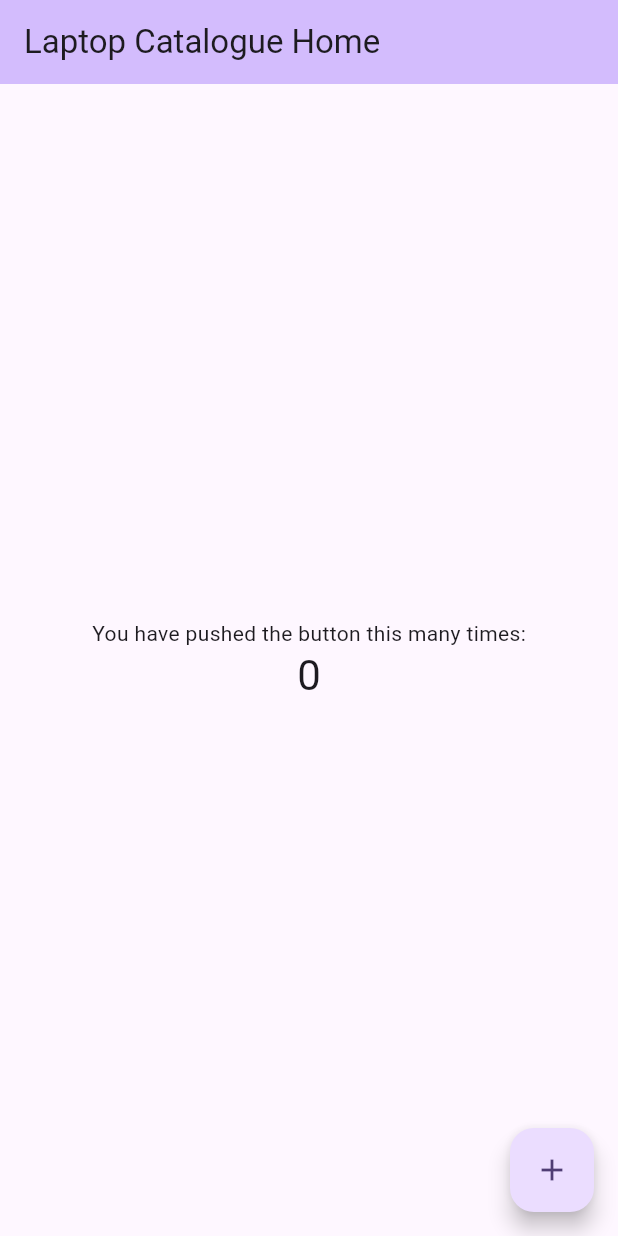
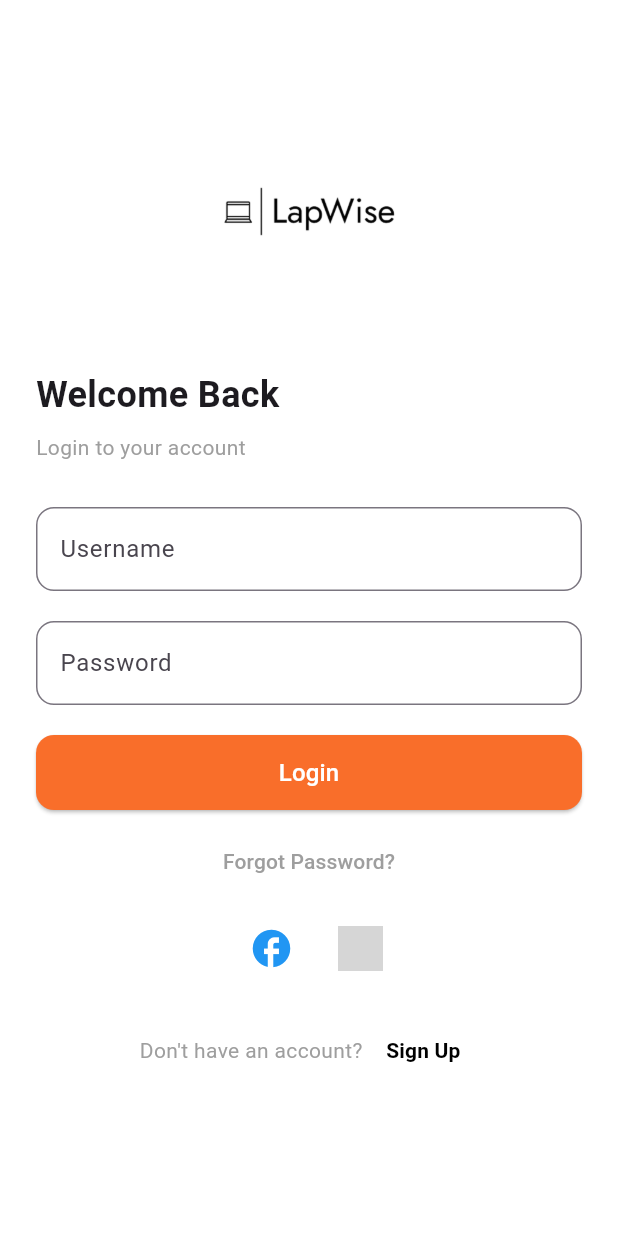
Before and after one commit to JananaDanithra22/lapwise_catalogue_app, a Flutter app: the screen it shows after launch, on a phone screen of 412 x 824 dp. Run offline on Flutter 3.47's test engine with Material 3 defaults, Android fonts, the phone set to English and light mode, and no system bars; our stand-ins replace firebase_core; accounts and stored records are empty; grey boxes are pictures that could not be loaded.

Commit message:
before test splash

```diff
--- a/lib/main.dart
+++ b/lib/main.dart
@@ -2,6 +2,7 @@ import 'package:flutter/material.dart';
 import 'package:firebase_core/firebase_core.dart';
 import 'firebase_options.dart';
 import 'screens/splash.dart'; // 👈 Import SplashPage
+import 'screens/login.dart'; // 👈 Add this on top
 
 void main() async {
   WidgetsFlutterBinding.ensureInitialized();
@@ -23,7 +24,7 @@ class MyApp extends StatelessWidget {
       home: const SplashPage(), // 👈 Start with SplashPage
       debugShowCheckedModeBanner: false,
       routes: {
-        '/login': (context) => const MyHomePage(title: 'Laptop Catalogue Home'),
+        '/login': (context) => const LoginPage(),
         // 👈 Here /login leads to MyHomePage or replace it with your LoginPage if you make one
       },
     );
--- /dev/null
+++ b/lib/screens/login.dart
@@ -0,0 +1,149 @@
+import 'package:flutter/material.dart';
+
+class LoginPage extends StatelessWidget {
+  const LoginPage({super.key});
+
+  @override
+  Widget build(BuildContext context) {
+    return Scaffold(
+      backgroundColor: Colors.white,
+      body: SafeArea(
+        child: SingleChildScrollView(
+          padding: const EdgeInsets.symmetric(horizontal: 24.0, vertical: 36),
+          child: Column(
+            crossAxisAlignment: CrossAxisAlignment.start, // 👈 LEFT ALIGN texts
+            children: [
+              const SizedBox(height: 30),
+              // Logo
+              Center(
+                child: Image.asset(
+                  'assets/images/lapwiselogo.png',
+                  width: 150,
+                  height: 150,
+                ),
+              ),
+              const SizedBox(height: 30),
+              // Welcome Text
+              const Text(
+                "Welcome Back",
+                style: TextStyle(fontSize: 24, fontWeight: FontWeight.bold),
+              ),
+              const SizedBox(height: 8),
+              // Sub text
+              const Text(
+                "Login to your account",
+                style: TextStyle(fontSize: 14, color: Colors.grey),
+              ),
+              const SizedBox(height: 30),
+              // Username TextField
+              TextField(
+                decoration: InputDecoration(
+                  labelText: "Username",
+                  border: OutlineInputBorder(
+                    borderRadius: BorderRadius.circular(12),
+                  ),
+                ),
+              ),
+              const SizedBox(height: 20),
+              // Password TextField
+              TextField(
+                obscureText: true,
+                decoration: InputDecoration(
+                  labelText: "Password",
+                  border: OutlineInputBorder(
+                    borderRadius: BorderRadius.circular(12),
+                  ),
+                ),
+              ),
+              const SizedBox(height: 20),
+              // Login Button
+              SizedBox(
+                width: double.infinity,
+                height: 50,
+                child: ElevatedButton(
+                  onPressed: () {
+                    // TODO: Implement login function
+                  },
+                  style: ElevatedButton.styleFrom(
+                    backgroundColor: const Color(0xFFF96E2A),
+                    shape: RoundedRectangleBorder(
+                      borderRadius: BorderRadius.circular(12),
+                    ),
+                  ),
+                  child: const Text(
+                    "Login",
+                    style: TextStyle(
+                      color: Colors.white, // 👈 WHITE text
+                      fontSize: 16,
+                    ),
+                  ),
+                ),
+              ),
+              const SizedBox(height: 10),
+              // Forgot Password
+              Center(
+                child: TextButton(
+                  onPressed: () {
+                    // TODO: Forgot password
+                  },
+                  child: const Text(
+                    "Forgot Password?",
+                    style: TextStyle(color: Colors.grey, fontSize: 14),
+                  ),
+                ),
+              ),
+              const SizedBox(height: 10),
+              // Facebook and Google icons
+              Row(
+                mainAxisAlignment: MainAxisAlignment.center,
+                children: [
+                  // Facebook Icon
+                  IconButton(
+                    icon: const Icon(
+                      Icons.facebook,
+                      color: Colors.blue,
+                      size: 30,
+                    ),
+                    onPressed: () {
+                      // TODO: Facebook login
+                    },
+                  ),
+                  const SizedBox(width: 20),
+                  // Google Icon
+                  Image.asset(
+                    'assets/images/google_icon.png', // 👈 Add Google "G" icon manually
+                    width: 30,
+                    height: 30,
+                  ),
+                ],
+              ),
+              const SizedBox(height: 20),
+              // Don't have account? Sign Up
+              Row(
+                mainAxisAlignment: MainAxisAlignment.center,
+                children: [
+                  const Text(
+                    "Don't have an account? ",
+                    style: TextStyle(color: Colors.grey),
+                  ),
+                  TextButton(
+                    onPressed: () {
+                      // TODO: Navigate to Sign Up page
+                    },
+                    child: const Text(
+                      "Sign Up",
+                      style: TextStyle(
+                        color: Colors.black,
+                        fontWeight: FontWeight.bold,
+                      ),
+                    ),
+                  ),
+                ],
+              ),
+            ],
+          ),
+        ),
+      ),
+    );
+  }
+}
```
